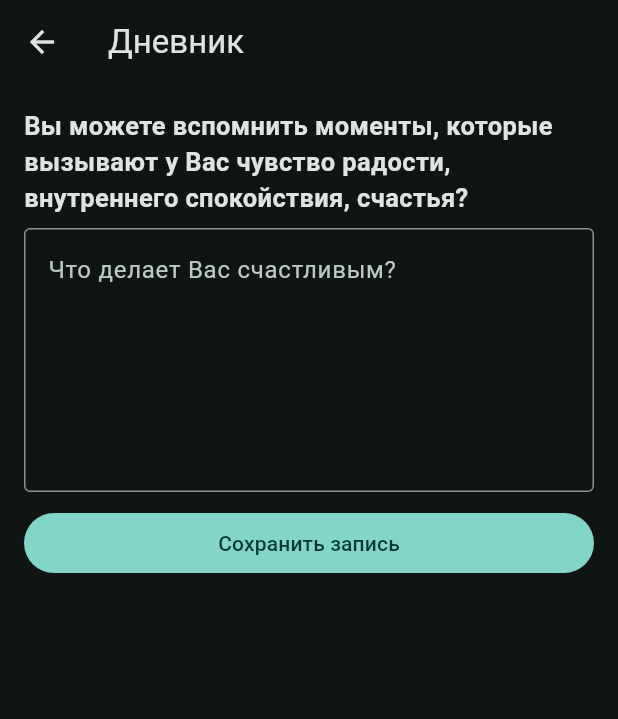
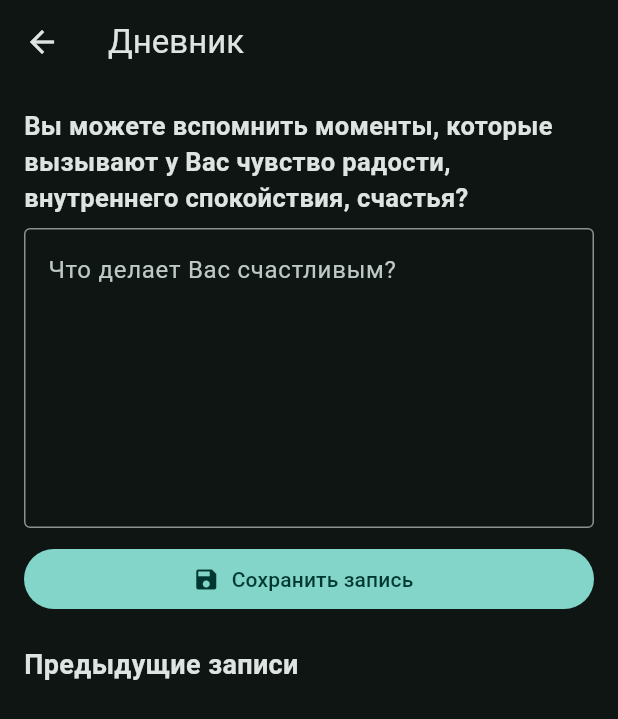
Before and after one commit to Yugatn/psy-tools, a Flutter app: the JournalPage screen opened directly with empty values, after a tap on "Сохранить запись", on a phone screen of 412 x 824 dp. Shown: the top 719 px of the screen. Run offline on Flutter 3.47's test engine with Material 3 defaults, Android fonts, the phone set to English and light mode, and no system bars; our stand-ins replace shared_preferences; accounts and stored records are empty.

Commit message:
refactor: improve journal architecture and CI

```diff
--- a/mobile_app/lib/features/journal/journal_page.dart
+++ b/mobile_app/lib/features/journal/journal_page.dart
@@ -1,4 +1,66 @@
 import 'package:flutter/material.dart';
 import '../../data/app_store.dart';
-class JournalPage extends StatefulWidget{final AppStore store;const JournalPage({super.key,required this.store});@override State<JournalPage>createState()=>_S();}
-class _S extends State<JournalPage>{final c=TextEditingController();final q1='Вы можете вспомнить моменты, которые вызывают у Вас чувство радости, внутреннего спокойствия, счастья?';final q2='Что делает Вас счастливым?';Future<void>save()async{if(c.text.trim().isEmpty)return;widget.store.data['journal'].add({'id':'j_'+DateTime.now().microsecondsSinceEpoch.toString(),'text':c.text.trim(),'createdAt':DateTime.now().toIso8601String(),'wheelIds':[]});await widget.store.save();c.clear();setState((){});}@override Widget build(BuildContext context)=>Scaffold(appBar:AppBar(title:const Text('Дневник')),body:Padding(padding:const EdgeInsets.all(16),child:Column(crossAxisAlignment:CrossAxisAlignment.stretch,children:[Text(q1,style:const TextStyle(fontSize:17,fontWeight:FontWeight.w600)),const SizedBox(height:8),TextField(controller:c,maxLines:6,decoration:InputDecoration(hintText:q2,border:const OutlineInputBorder())),const SizedBox(height:10),FilledButton(onPressed:save,child:const Text('Сохранить запись')),Expanded(child:ListView(children:[...((widget.store.data['journal'] as List?)??[]).reversed.map((e)=>Card(child:ListTile(title:Text(e['text']),subtitle:Text(e['createdAt']))))]))]));}
+
+class JournalPage extends StatefulWidget {
+  final AppStore store;
+  const JournalPage({super.key, required this.store});
+  @override State<JournalPage> createState() => _JournalPageState();
+}
+
+class _JournalPageState extends State<JournalPage> {
+  final controller = TextEditingController();
+  static const happinessMemory = 'Вы можете вспомнить моменты, которые вызывают у Вас чувство радости, внутреннего спокойствия, счастья?';
+  static const happinessQuestion = 'Что делает Вас счастливым?';
+
+  @override void dispose() { controller.dispose(); super.dispose(); }
+
+  Future<void> save() async {
+    final text = controller.text.trim();
+    if (text.isEmpty) return;
+    widget.store.data['journal'].add({
+      'id': 'j_' + DateTime.now().microsecondsSinceEpoch.toString(),
+      'text': text,
+      'createdAt': DateTime.now().toIso8601String(),
+      'wheelIds': <String>[],
+      'rayIds': <String>[],
+      'prompt': happinessQuestion,
+    });
+    await widget.store.save();
+    controller.clear();
+    if (mounted) setState(() {});
+  }
+
+  @override Widget build(BuildContext context) => Scaffold(
+    appBar: AppBar(title: const Text('Дневник')),
+    body: ListView(
+      padding: const EdgeInsets.all(16),
+      children: [
+        Text(happinessMemory, style: const TextStyle(fontSize: 17, fontWeight: FontWeight.w600)),
+        const SizedBox(height: 8),
+        TextField(
+          controller: controller,
+          maxLines: 7,
+          decoration: const InputDecoration(
+            hintText: happinessQuestion,
+            border: OutlineInputBorder(),
+          ),
+        ),
+        const SizedBox(height: 10),
+        FilledButton.icon(
+          onPressed: save,
+          icon: const Icon(Icons.save),
+          label: const Text('Сохранить запись'),
+        ),
+        const SizedBox(height: 20),
+        const Text('Предыдущие записи', style: TextStyle(fontSize: 18, fontWeight: FontWeight.w700)),
+        const SizedBox(height: 8),
+        ...((widget.store.data['journal'] as List?) ?? []).reversed.map(
+          (entry) => Card(child: ListTile(
+            title: Text(entry['text'] as String),
+            subtitle: Text(entry['createdAt'] as String),
+          )),
+        ),
+      ],
+    ),
+  );
+}
```
